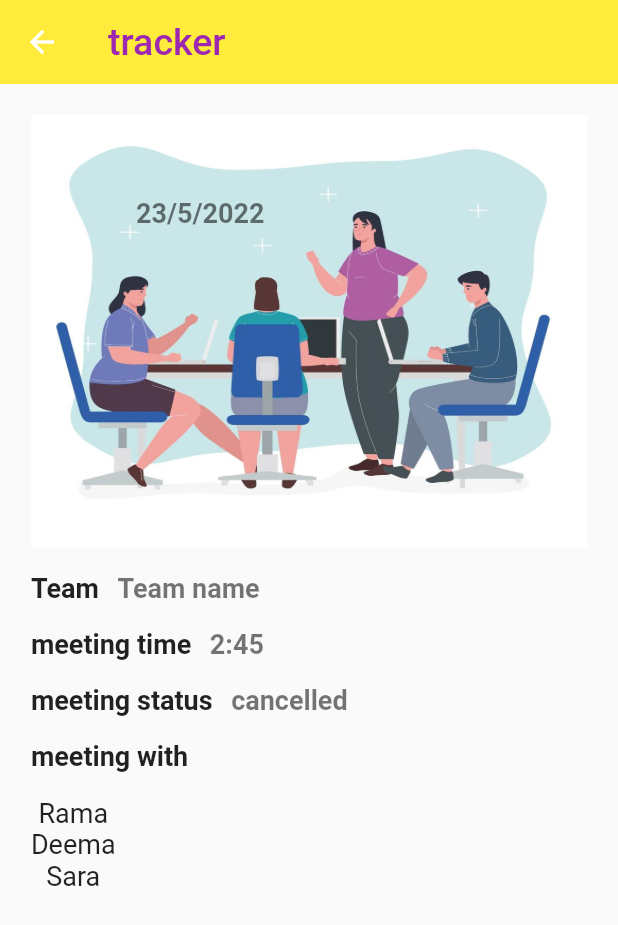
After one commit to bayan000/task_management_system, a Flutter app: the Meeting screen opened directly, on a phone screen of 412 x 824 dp. The commit adds this screen. Shown: the top 925 px of the screen. Run offline on Flutter 3.47's test engine with Material 2 defaults, Android fonts, the phone set to English and light mode, and no system bars; our stand-ins replace syncfusion_flutter_calendar; missing offline and left inert: comment_box; network calls fail.

Commit message:
many changes

```diff
--- /dev/null
+++ b/lib/modules/meeting/meeting.dart
@@ -0,0 +1,94 @@
+import 'package:flutter/cupertino.dart';
+import 'package:flutter/material.dart';
+
+import '../../shared/components.dart';
+import '../../shared/constants.dart';
+
+class Meeting extends StatelessWidget {
+  const Meeting({Key? key}) : super(key: key);
+
+  @override
+  Widget build(BuildContext context) {
+     List<String> members1=['Rama','Deema','Sara'];
+     Size size =MediaQuery.of(context).size;
+    return  Scaffold(
+      appBar: AppBar(
+        backgroundColor: appCo,
+        shadowColor: appCo,
+        elevation: 0,
+        title:const Text('tracker',style: TextStyle(fontSize: 25,color: pu),),),
+      body: SafeArea(
+        child: SingleChildScrollView(
+          child: Padding(
+            padding: EdgeInsets.all(size.height*0.025),
+            child: Column(
+              children: [
+                Stack(
+                  alignment: AlignmentDirectional.topStart,
+                  children:[
+                    Container(
+                                height: size.height*0.35,
+                                decoration: const BoxDecoration(
+                                image:DecorationImage(image: AssetImage("assets/images/meeting.jpg"),
+                                fit: BoxFit.fill,),)),
+                                Padding(
+                                  padding: const EdgeInsets.only(top:55,left: 70 ),
+                                  child: const Text('23/5/2022',style: TextStyle(fontSize: 18,color: Colors.black54,fontWeight: fw)
+                              ),
+                                ),
+                           ]
+                ),
+                SizedBox(height:size.height*0.02),
+                Row(
+                  children: [
+                    const Text('Team',style: TextStyle(overflow:TextOverflow.ellipsis,fontSize: 18,
+                        fontWeight: FontWeight.bold,color: Colors.black87),),
+                    SizedBox(width: size.width*0.03,),
+                    const Text('Team name',style: TextStyle(overflow:TextOverflow.ellipsis,fontSize: 18,
+                        fontWeight: FontWeight.bold,color: Colors.black54),),
+                  ],
+                ),
+                SizedBox(height:size.height*0.02),
+                Row(
+                  children: [
+                    const Text('meeting time',style: TextStyle(overflow:TextOverflow.ellipsis,fontSize: 18,
+                        fontWeight: FontWeight.bold,color: Colors.black87),),
+                    SizedBox(width: size.width*0.03,),
+                    const Text('2:45',style: TextStyle(overflow:TextOverflow.ellipsis,fontSize: 18,
+                        fontWeight: FontWeight.bold,color: Colors.black54),),
+                  ],
+                ),
+                SizedBox(height:size.height*0.02),
+                Row(
+                  children: [
+                    const Text('meeting status',style: TextStyle(overflow:TextOverflow.ellipsis,fontSize: 18,
+                        fontWeight: FontWeight.bold,color: Colors.black87),),
+                    SizedBox(width: size.width*0.03,),
+                    const Text('cancelled',style: TextStyle(overflow:TextOverflow.ellipsis,fontSize: 18,
+                        fontWeight: FontWeight.bold,color: Colors.black54),),
+                  ],
+                ),
+                SizedBox(height:size.height*0.02),
+                Row(
+                  children: [
+                    const Text('meeting with',style: TextStyle(overflow:TextOverflow.ellipsis,fontSize: 18,
+                        fontWeight: FontWeight.bold,color: Colors.black87),),
+
+                  ],
+                ),
+                SizedBox(height:size.height*0.02),
+                Row(
+                  crossAxisAlignment: CrossAxisAlignment.start,
+                  children: [
+                    getTextWidgets(members1),
+
+                  ],
+                ),
+              ],
+            ),
+          ),
+        ),
+      ),
+    );
+  }
+}
--- a/lib/modules/teams/teams.dart
+++ b/lib/modules/teams/teams.dart
@@ -1,7 +1,8 @@
 import 'package:flutter/material.dart';
-import 'package:tracker/add%20team/add_team.dart';
+
 
 import '../../shared/constants.dart';
+import '../add team/add_team.dart';
 
 class Teams extends StatelessWidget {
   const Teams({Key? key}) : super(key: key);
--- a/lib/shared/components.dart
+++ b/lib/shared/components.dart
@@ -19,7 +19,7 @@ TextEditingController searchController=TextEditingController();
     );
 */
 /// *****************************************************************************/
-/*
+
 Widget defaultTextFormField({
   bool ispass=false,
   required TextEditingController controller,
@@ -47,9 +47,13 @@ Widget defaultTextFormField({
       icon: Icon(suffix),) : null,
     border:const OutlineInputBorder(),
   ),
-);*/
+);
 /// *****************************************************************************/
-
+   Widget getTextWidgets(List<String> strings)
+   {
+     return Column(children: strings.map((item) => Text(item,style: const TextStyle(fontSize: 18),)).toList());
+   }
+/// *****************************************************************************/
 Table meetingsTable()=>Table(
 
   /* border: TableBorder.symmetric(
--- a/lib/shared/constants.dart
+++ b/lib/shared/constants.dart
@@ -9,6 +9,7 @@ AppBar trackerBar()=>AppBar(
   shadowColor: appCo,
   elevation: 0,
 );
+
 const Color appCo=Colors.yellow;
 const MaterialColor appCol=Colors.yellow;
 const MaterialColor pu=Colors.purple;
--- a/pubspec.yaml
+++ b/pubspec.yaml
@@ -29,8 +29,11 @@ environment:
 dependencies:
   flutter:
     sdk: flutter
+  comment_box: ^0.0.17
+  intl: ^0.17.0
+  syncfusion_flutter_calendar: ^19.1.59
 
-
+  provider: ^5.0.0
   # The following adds the Cupertino Icons font to your application.
   # Use with the CupertinoIcons class for iOS style icons.
   cupertino_icons: ^1.0.4
```
Also changed, not shown: lib/main.dart (+12 -2 lines), lib/modules/add meeting/add_meeting.dart (+16 -2 lines), lib/modules/add team/add_team.dart (+59 -1 lines), lib/modules/commentBox/commentBox.dart (added, +117 -0 lines), lib/modules/edit meeting/edit_meeting.dart (+17 -5 lines), lib/modules/edit team/edit_team.dart (added, +67 -0 lines), lib/modules/monthly_calendar/monthly_calendar.dart (added, +28 -0 lines), lib/modules/reports/reports.dart (added, +147 -0 lines), assets/images/meeting.jpg (added), assets/images/teampic.jpg (added), assets/images/teamy.jpg (added), pubspec.lock.
